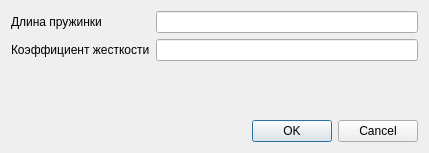
This is moyproject/dialog.ui in kogtenev123/BAK-Labs as Qt 5 draws it before an edit. The edited form follows.
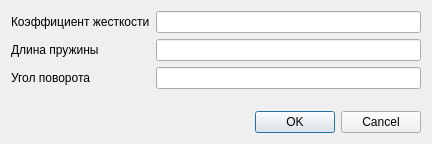
This is the edited form.

Patch:
```diff
--- a/moyproject/dialog.ui
+++ b/moyproject/dialog.ui
@@ -1,13 +1,13 @@
 <?xml version="1.0" encoding="UTF-8"?>
 <ui version="4.0">
  <class>Dialog</class>
- <widget class="QDialog" name="Dialog">
+ <widget class="QWidget" name="Dialog">
   <property name="geometry">
    <rect>
     <x>0</x>
     <y>0</y>
-    <width>429</width>
-    <height>153</height>
+    <width>432</width>
+    <height>144</height>
    </rect>
   </property>
   <property name="windowTitle">
@@ -20,19 +20,43 @@
    <string>&lt;html&gt;&lt;head/&gt;&lt;body&gt;&lt;p&gt;Опа&lt;/p&gt;&lt;/body&gt;&lt;/html&gt;</string>
   </property>
   <layout class="QFormLayout" name="formLayout">
-   <item row="0" column="1">
-    <widget class="QLineEdit" name="lineEdit_2"/>
+   <item row="0" column="0">
+    <widget class="QLabel" name="label">
+     <property name="text">
+      <string>Коэффициент жесткости</string>
+     </property>
+    </widget>
+   </item>
+   <item row="1" column="0">
+    <widget class="QLabel" name="label_2">
+     <property name="text">
+      <string>Длина пружины</string>
+     </property>
+    </widget>
    </item>
    <item row="4" column="1">
     <widget class="QDialogButtonBox" name="buttonBox">
-     <property name="orientation">
-      <enum>Qt::Horizontal</enum>
-     </property>
      <property name="standardButtons">
       <set>QDialogButtonBox::Cancel|QDialogButtonBox::Ok</set>
      </property>
     </widget>
    </item>
+   <item row="0" column="1">
+    <widget class="QLineEdit" name="lineEdit"/>
+   </item>
+   <item row="1" column="1">
+    <widget class="QLineEdit" name="lineEdit_2"/>
+   </item>
+   <item row="2" column="1">
+    <widget class="QLineEdit" name="lineEdit_3"/>
+   </item>
+   <item row="2" column="0">
+    <widget class="QLabel" name="label_3">
+     <property name="text">
+      <string>Угол поворота</string>
+     </property>
+    </widget>
+   </item>
    <item row="3" column="1">
     <spacer name="verticalSpacer">
      <property name="orientation">
@@ -46,23 +70,6 @@
      </property>
     </spacer>
    </item>
-   <item row="1" column="1">
-    <widget class="QLineEdit" name="lineEdit"/>
-   </item>
-   <item row="0" column="0">
-    <widget class="QLabel" name="label_2">
-     <property name="text">
-      <string>Длина пружинки</string>
-     </property>
-    </widget>
-   </item>
-   <item row="1" column="0">
-    <widget class="QLabel" name="label">
-     <property name="text">
-      <string>Коэффициент жесткости</string>
-     </property>
-    </widget>
-   </item>
   </layout>
  </widget>
  <resources/>
```
Left out of the diff: 43 changed lines with no effect on the pictures.
